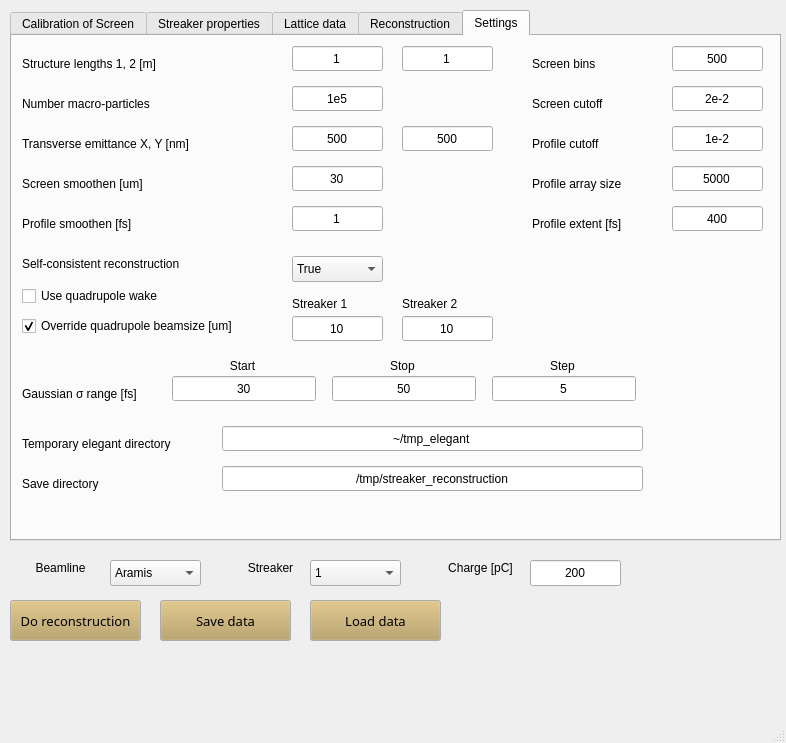
Before: the Qt Designer form GUI.ui in pdijksta/WakefieldAnalysis, drawn with Qt 5.
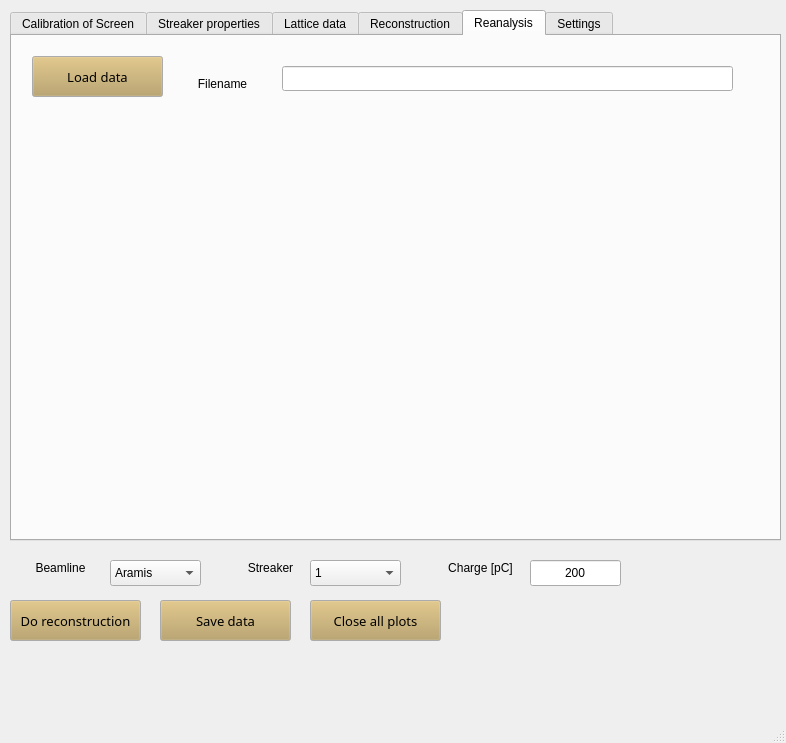
After: the same form once the commit is applied. The open tabs and pages were chosen to show the change.

Diff of the .ui file:
```diff
--- a/GUI.ui
+++ b/GUI.ui
@@ -781,6 +781,99 @@
       </property>
      </widget>
     </widget>
+    <widget class="QWidget" name="tab_4">
+     <attribute name="title">
+      <string>Reanalysis</string>
+     </attribute>
+     <widget class="QPushButton" name="LoadData">
+      <property name="geometry">
+       <rect>
+        <x>20</x>
+        <y>20</y>
+        <width>131</width>
+        <height>41</height>
+       </rect>
+      </property>
+      <property name="palette">
+       <palette>
+        <active>
+         <colorrole role="Button">
+          <brush brushstyle="SolidPattern">
+           <color alpha="255">
+            <red>183</red>
+            <green>157</green>
+            <blue>92</blue>
+           </color>
+          </brush>
+         </colorrole>
+        </active>
+        <inactive>
+         <colorrole role="Button">
+          <brush brushstyle="SolidPattern">
+           <color alpha="255">
+            <red>183</red>
+            <green>157</green>
+            <blue>92</blue>
+           </color>
+          </brush>
+         </colorrole>
+        </inactive>
+        <disabled>
+         <colorrole role="Button">
+          <brush brushstyle="SolidPattern">
+           <color alpha="255">
+            <red>183</red>
+            <green>157</green>
+            <blue>92</blue>
+           </color>
+          </brush>
+         </colorrole>
+        </disabled>
+       </palette>
+      </property>
+      <property name="font">
+       <font>
+        <family>Sans Serif</family>
+        <pointsize>10</pointsize>
+       </font>
+      </property>
+      <property name="text">
+       <string>Load data</string>
+      </property>
+     </widget>
+     <widget class="QLineEdit" name="LoadDataFilename">
+      <property name="geometry">
+       <rect>
+        <x>270</x>
+        <y>30</y>
+        <width>451</width>
+        <height>25</height>
+       </rect>
+      </property>
+      <property name="text">
+       <string/>
+      </property>
+      <property name="alignment">
+       <set>Qt::AlignCenter</set>
+      </property>
+     </widget>
+     <widget class="QLabel" name="label_42">
+      <property name="geometry">
+       <rect>
+        <x>150</x>
+        <y>40</y>
+        <width>121</width>
+        <height>16</height>
+       </rect>
+      </property>
+      <property name="text">
+       <string>Filename</string>
+      </property>
+      <property name="alignment">
+       <set>Qt::AlignCenter</set>
+      </property>
+     </widget>
+    </widget>
     <widget class="QWidget" name="tab_2">
      <attribute name="title">
       <string>Settings</string>
@@ -1622,7 +1715,7 @@
      <string>Save data</string>
     </property>
    </widget>
-   <widget class="QPushButton" name="LoadData">
+   <widget class="QPushButton" name="CloseAll">
     <property name="geometry">
      <rect>
       <x>310</x>
@@ -1675,7 +1768,7 @@
      </font>
     </property>
     <property name="text">
-     <string>Load data</string>
+     <string>Close all plots</string>
     </property>
    </widget>
   </widget>
```
Left out of the diff: 2 changed lines with no effect on the pictures.
